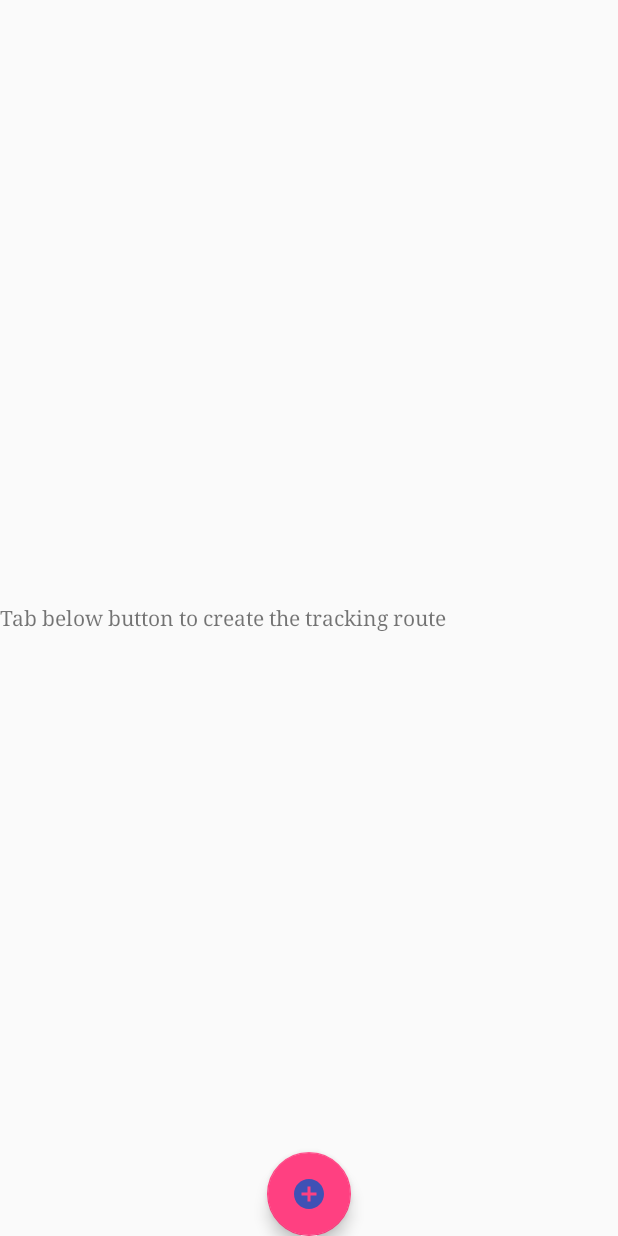
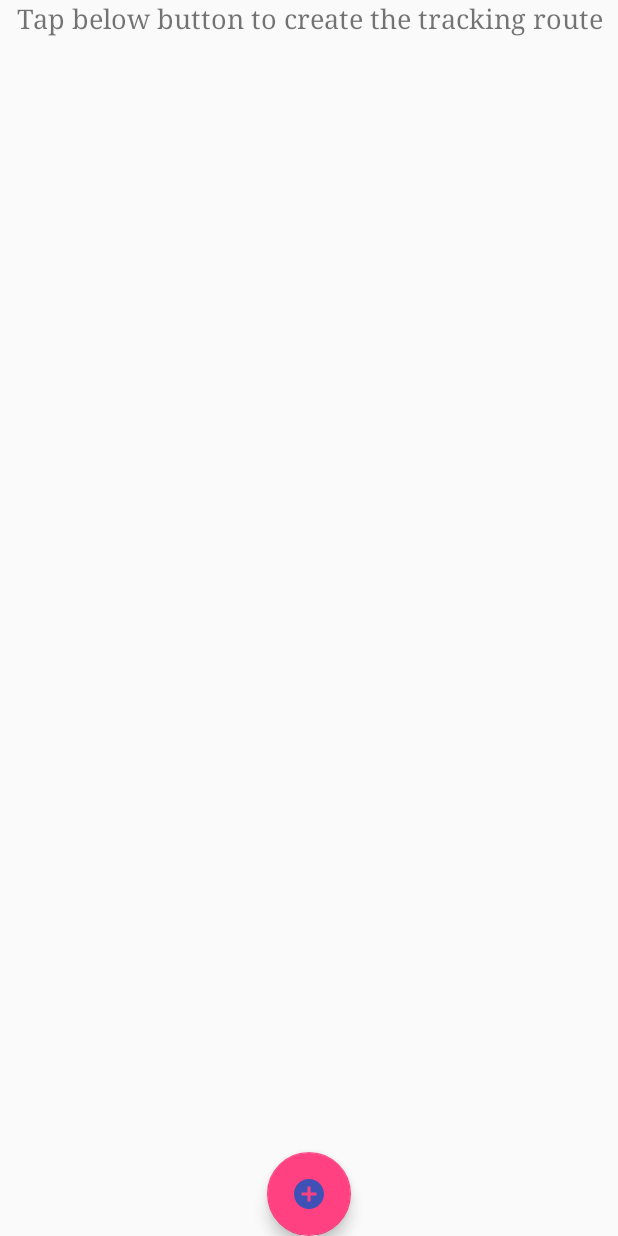
Before and after one commit to happylinhdn/Fossil, an Android app: the screen it shows after launch (HistoryActivity), on a phone screen of 412 x 824 dp. Run offline under Robolectric (Android 15) with nearby library versions, the phone set to English and light mode, and no system bars; our stand-ins replace Room's generated code, RxJava; libraries missing offline, so code that uses them is left out: com.google.maps.android.

Commit message:
change style

```diff
--- a/app/src/main/java/com/fossil/vn/common/TemplateActivity.java
+++ b/app/src/main/java/com/fossil/vn/common/TemplateActivity.java
@@ -275,7 +275,7 @@ public abstract class TemplateActivity extends AppCompatActivity implements OnNa
         int permissionLocation = ContextCompat.checkSelfPermission(this, Manifest.permission.ACCESS_FINE_LOCATION);
 
         if (permissionLocation != PackageManager.PERMISSION_GRANTED) {
-            if (!ActivityCompat.shouldShowRequestPermissionRationale(this, Manifest.permission.ACCESS_FINE_LOCATION)) {
+            if (ActivityCompat.shouldShowRequestPermissionRationale(this, Manifest.permission.ACCESS_FINE_LOCATION)) {
                 AlertDialog.Builder adb = new AlertDialog.Builder(this)
                         .setMessage("You need to allow access to GPS location")
                         .setNegativeButton("Ok", new DialogInterface.OnClickListener() {
--- a/app/src/main/java/com/fossil/vn/history/HistoryFragment.java
+++ b/app/src/main/java/com/fossil/vn/history/HistoryFragment.java
@@ -141,13 +141,13 @@ public class HistoryFragment extends BaseFragment implements TemplateActivity.Fr
                 .subscribeOn(Schedulers.io())
                 .subscribe(new Consumer<List<RecordSession>>() {
                     @Override
-                    public void accept(List<RecordSession> recordSessions) throws Exception {
+                    public void accept(List<RecordSession> recordSessions) {
                         historyAdapter.initData(recordSessions);
                         showEmptyView();
                     }
                 }, new Consumer<Throwable>() {
                     @Override
-                    public void accept(Throwable throwable) throws Exception {
+                    public void accept(Throwable throwable) {
 
                     }
                 });
--- a/app/src/main/java/com/fossil/vn/service/LocationListener.java
+++ b/app/src/main/java/com/fossil/vn/service/LocationListener.java
@@ -29,7 +29,7 @@ import io.reactivex.schedulers.Schedulers;
 import static android.content.Context.LOCATION_SERVICE;
 
 public class LocationListener {
-    public static final int LOCATION_INTERVAL = 6000;
+    public static final int LOCATION_INTERVAL = 5000;
     public static final float LOCATION_DISTANCE = 2f;
 
     Context mContext;
--- a/app/src/main/res/layout/activity_template.xml
+++ b/app/src/main/res/layout/activity_template.xml
@@ -55,19 +55,9 @@
                 <TextView
                     android:layout_width="match_parent"
                     android:layout_height="wrap_content"
-                    android:text="This application need to enable GPS setting" />
-
-                <Button
-                    android:id="@+id/btn_accept"
-                    android:layout_width="wrap_content"
-                    android:layout_height="wrap_content"
-                    android:text="Accept" />
-
-                <Button
-                    android:id="@+id/btn_close"
-                    android:layout_width="wrap_content"
-                    android:layout_height="wrap_content"
-                    android:text="Close" />
+                    android:text="This application need to enable GPS setting"
+                    android:layout_gravity="center"
+                    android:gravity="center"/>
 
             </LinearLayout>
 
--- a/app/src/main/res/layout/fragment_history.xml
+++ b/app/src/main/res/layout/fragment_history.xml
@@ -21,13 +21,16 @@
             android:id="@+id/ll_empty"
             android:layout_width="match_parent"
             android:layout_height="match_parent"
-            android:gravity="center"
+            android:gravity="center_horizontal"
             android:orientation="vertical">
 
             <TextView
                 android:layout_width="match_parent"
                 android:layout_height="wrap_content"
-                android:text="Tab below button to create the tracking route" />
+                android:text="Tap below button to create the tracking route"
+                android:layout_gravity="center"
+                android:gravity="center"
+                android:textSize="18sp"/>
         </LinearLayout>
 
         <android.support.design.widget.FloatingActionButton
```
Also changed, not shown: app/src/main/java/com/fossil/vn/common/MapCached.java (+8 -0 lines), app/src/main/java/com/fossil/vn/common/MapLoader.java (+15 -2 lines), app/src/main/java/com/fossil/vn/service/TrackingService.java (+4 -4 lines).
